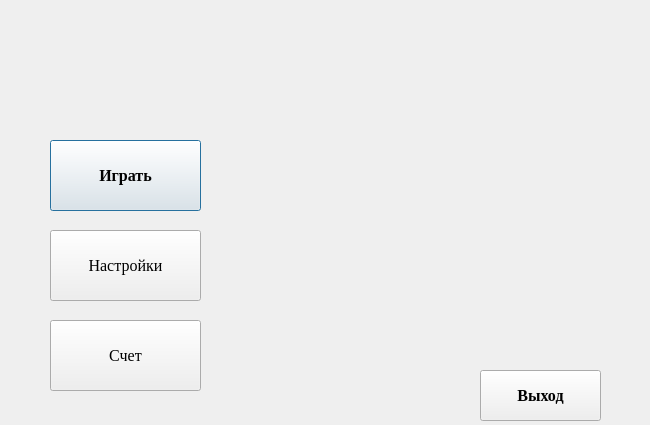
vvladislav/hse-miem-info-coursework, file src/graphic/maindialogwindow.ui: the form before one commit.
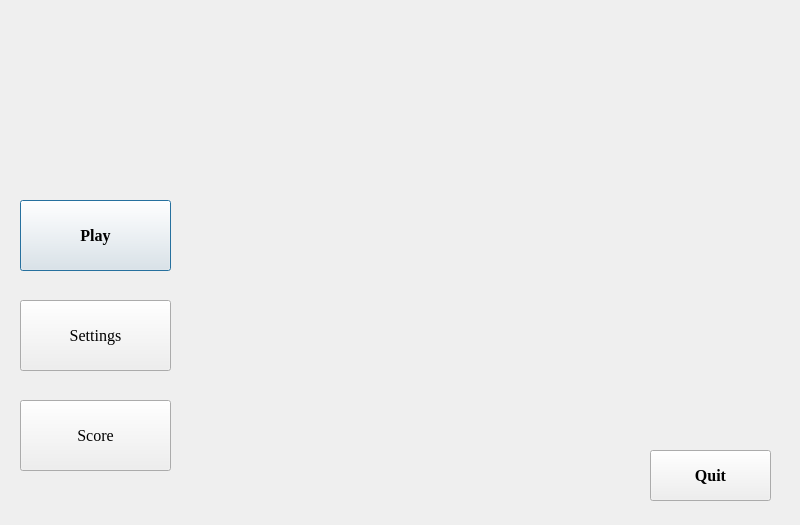
The form after the commit.

Commit message: window 4 settings

What changed in the file:
```diff
--- a/src/graphic/maindialogwindow.ui
+++ b/src/graphic/maindialogwindow.ui
@@ -6,22 +6,58 @@
    <rect>
     <x>0</x>
     <y>0</y>
-    <width>650</width>
-    <height>425</height>
+    <width>800</width>
+    <height>525</height>
    </rect>
   </property>
+  <property name="minimumSize">
+   <size>
+    <width>800</width>
+    <height>525</height>
+   </size>
+  </property>
+  <property name="maximumSize">
+   <size>
+    <width>800</width>
+    <height>525</height>
+   </size>
+  </property>
+  <property name="sizeIncrement">
+   <size>
+    <width>800</width>
+    <height>525</height>
+   </size>
+  </property>
   <property name="windowTitle">
    <string>Dialog</string>
   </property>
   <widget class="QLabel" name="label">
    <property name="geometry">
     <rect>
-     <x>210</x>
-     <y>15</y>
-     <width>401</width>
-     <height>341</height>
+     <x>200</x>
+     <y>30</y>
+     <width>560</width>
+     <height>400</height>
     </rect>
    </property>
+   <property name="minimumSize">
+    <size>
+     <width>560</width>
+     <height>400</height>
+    </size>
+   </property>
+   <property name="maximumSize">
+    <size>
+     <width>560</width>
+     <height>400</height>
+    </size>
+   </property>
+   <property name="sizeIncrement">
+    <size>
+     <width>560</width>
+     <height>400</height>
+    </size>
+   </property>
    <property name="text">
     <string/>
    </property>
@@ -29,8 +65,8 @@
   <widget class="QPushButton" name="startGameButton">
    <property name="geometry">
     <rect>
-     <x>50</x>
-     <y>140</y>
+     <x>20</x>
+     <y>200</y>
      <width>151</width>
      <height>71</height>
     </rect>
@@ -44,14 +80,14 @@
     </font>
    </property>
    <property name="text">
-    <string>Играть</string>
+    <string>Play</string>
    </property>
   </widget>
   <widget class="QPushButton" name="quitButton">
    <property name="geometry">
     <rect>
-     <x>480</x>
-     <y>370</y>
+     <x>650</x>
+     <y>450</y>
      <width>121</width>
      <height>51</height>
     </rect>
@@ -74,14 +110,14 @@
     </font>
    </property>
    <property name="text">
-    <string>Выход</string>
+    <string>Quit</string>
    </property>
   </widget>
   <widget class="QPushButton" name="loadSaveGame">
    <property name="geometry">
     <rect>
-     <x>50</x>
-     <y>230</y>
+     <x>20</x>
+     <y>300</y>
      <width>151</width>
      <height>71</height>
     </rect>
@@ -93,14 +129,14 @@
     </font>
    </property>
    <property name="text">
-    <string>Настройки</string>
+    <string>Settings</string>
    </property>
   </widget>
   <widget class="QPushButton" name="checkScores">
    <property name="geometry">
     <rect>
-     <x>50</x>
-     <y>320</y>
+     <x>20</x>
+     <y>400</y>
      <width>151</width>
      <height>71</height>
     </rect>
@@ -112,7 +148,7 @@
     </font>
    </property>
    <property name="text">
-    <string>Счет</string>
+    <string>Score</string>
    </property>
   </widget>
  </widget>
```
Left out of the diff: 2 changed lines with no effect on the pictures. The commit also changes 23 other files.
